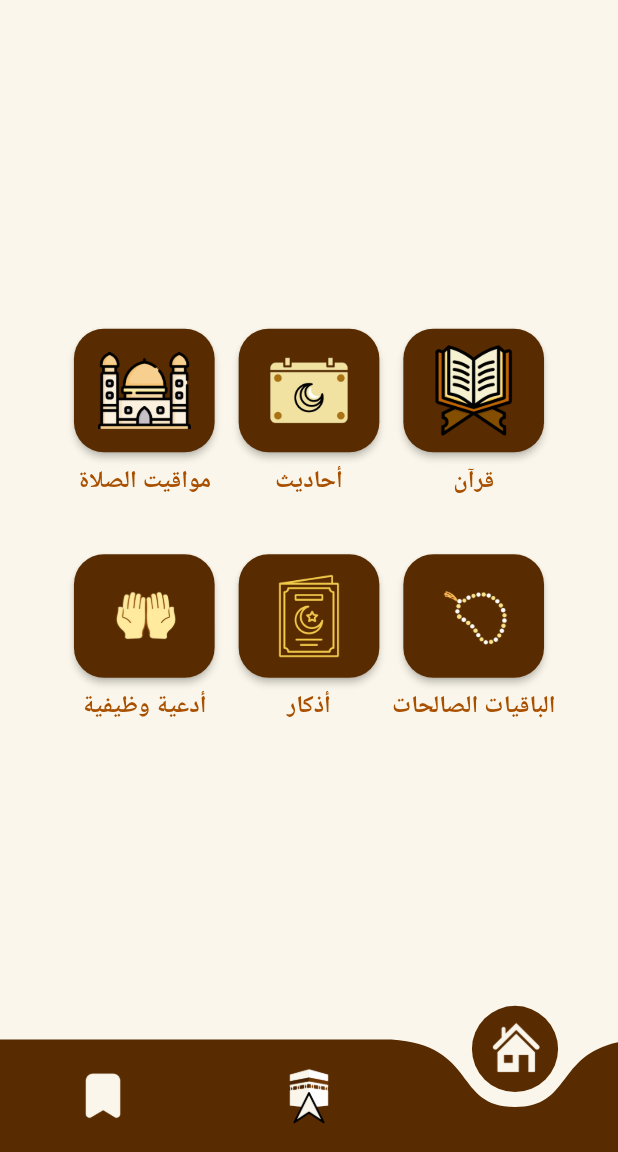
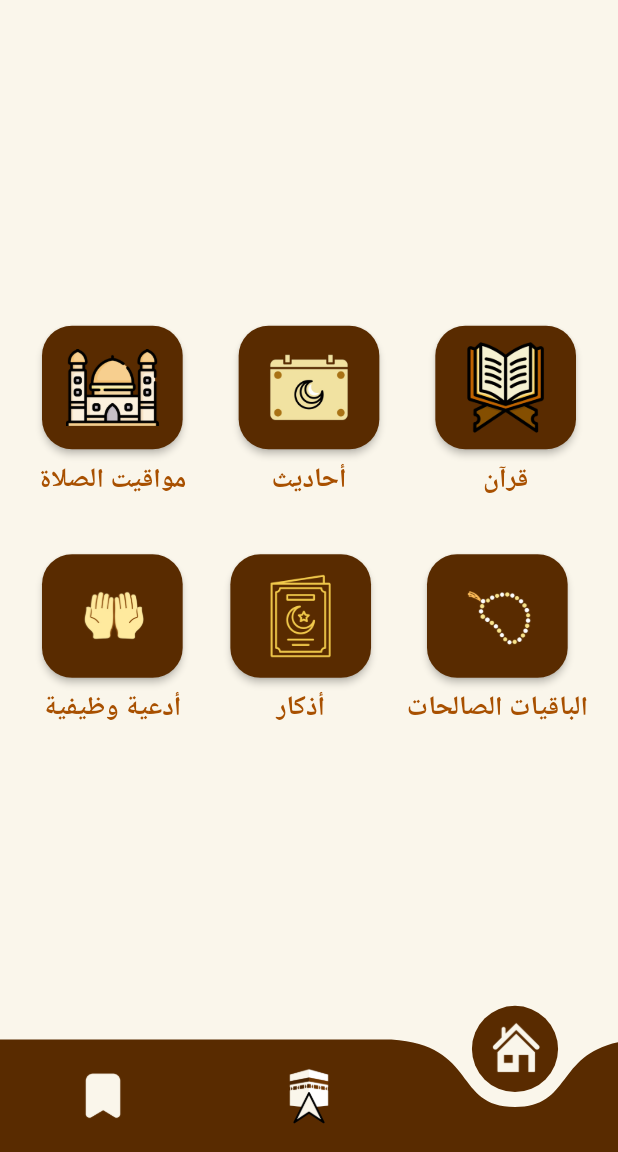
Before and after one commit to Ahmd1Khald/fastaqm_app, a Flutter app: the screen it shows after launch, on a phone screen of 412 x 824 dp, the part 84-1236 px from its top. Run offline on Flutter 3.47's test engine with Material 2 defaults, Android fonts, the phone set to English and light mode, and no system bars; drawn by our look-alikes of curved_navigation_bar, shimmer; our stand-ins replace bloc, dartz, dio, equatable, flutter_bloc, flutter_screenutil and 7 more; missing offline and left inert: flutter_qiblah, quran; Roboto replaces fonts that are missing (Cairo).

Commit message:
home responsive

```diff
--- a/lib/Features/home/presentation/views/home_body.dart
+++ b/lib/Features/home/presentation/views/home_body.dart
@@ -4,6 +4,7 @@ import 'package:fastaqm_app/Core/constatnts/colors.dart';
 import 'package:fastaqm_app/Core/constatnts/variables.dart';
 import 'package:fastaqm_app/Features/pray_time/presentation/views/pray_time_body.dart';
 import 'package:flutter/material.dart';
+import 'package:flutter_screenutil/flutter_screenutil.dart';
 import 'package:google_fonts/google_fonts.dart';
 
 import '../../../ahadith/presentation/views/ahadith_body.dart';
@@ -31,7 +32,7 @@ class HomeScreen extends StatelessWidget {
           //     title: "قم بتفعيل الموقع\nلاظهار القبلة",
           //   ),
           Row(
-            mainAxisAlignment: MainAxisAlignment.center,
+            mainAxisAlignment: MainAxisAlignment.spaceBetween,
             children: [
               customItem(
                 context: context,
@@ -77,7 +78,7 @@ class HomeScreen extends StatelessWidget {
             height: 30,
           ),
           Row(
-            mainAxisAlignment: MainAxisAlignment.center,
+            mainAxisAlignment: MainAxisAlignment.spaceBetween,
             children: [
               customItem(
                 context: context,
@@ -146,26 +147,12 @@ class HomeScreen extends StatelessWidget {
                 ),
               ),
             )),
-        // Container(
-        //   height: AppVariables.appSize(context).width * 0.2,
-        //   width: AppVariables.appSize(context).width * 0.2,
-        //   decoration: BoxDecoration(
-        //     color: MyColors.darkBrown,
-        //     borderRadius: BorderRadius.circular(20),
-        //   ),
-        //   child: Center(
-        //     child: Image.asset(
-        //       image,
-        //       width: AppVariables.appSize(context).width * 0.15,
-        //     ),
-        //   ),
-        // ),
         Text(
           text,
           textDirection: TextDirection.rtl,
           textAlign: TextAlign.center,
           style: GoogleFonts.noticiaText(
-            fontSize: 16,
+            fontSize: 15.5.sp,
           ),
         ),
       ],
```
